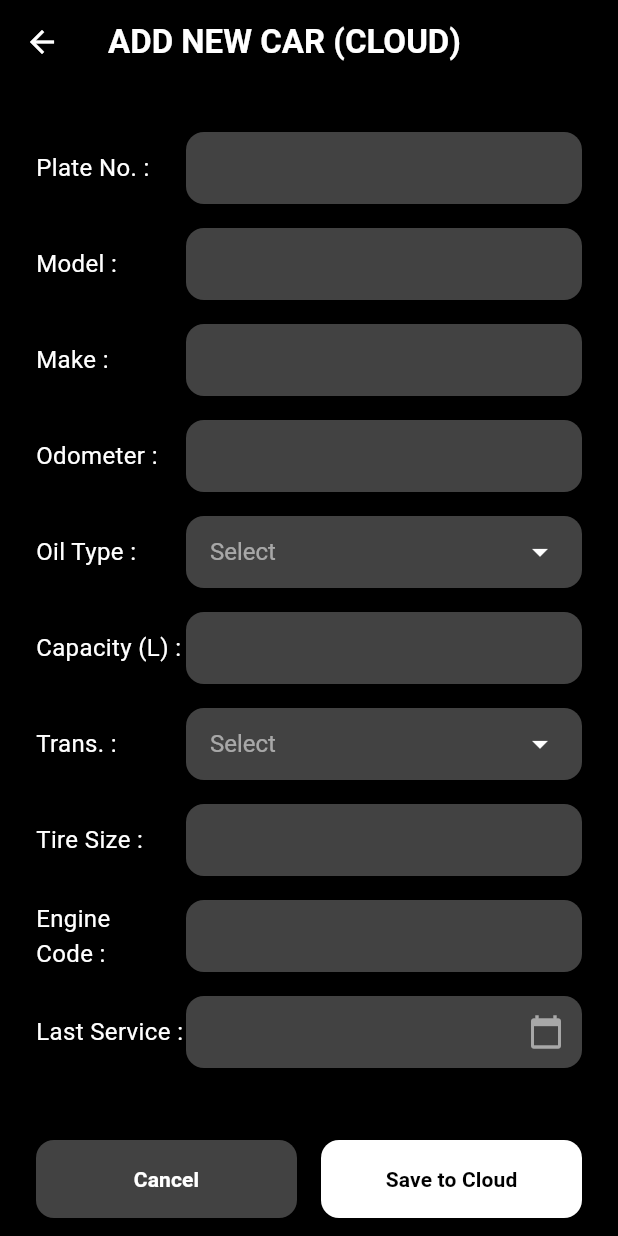
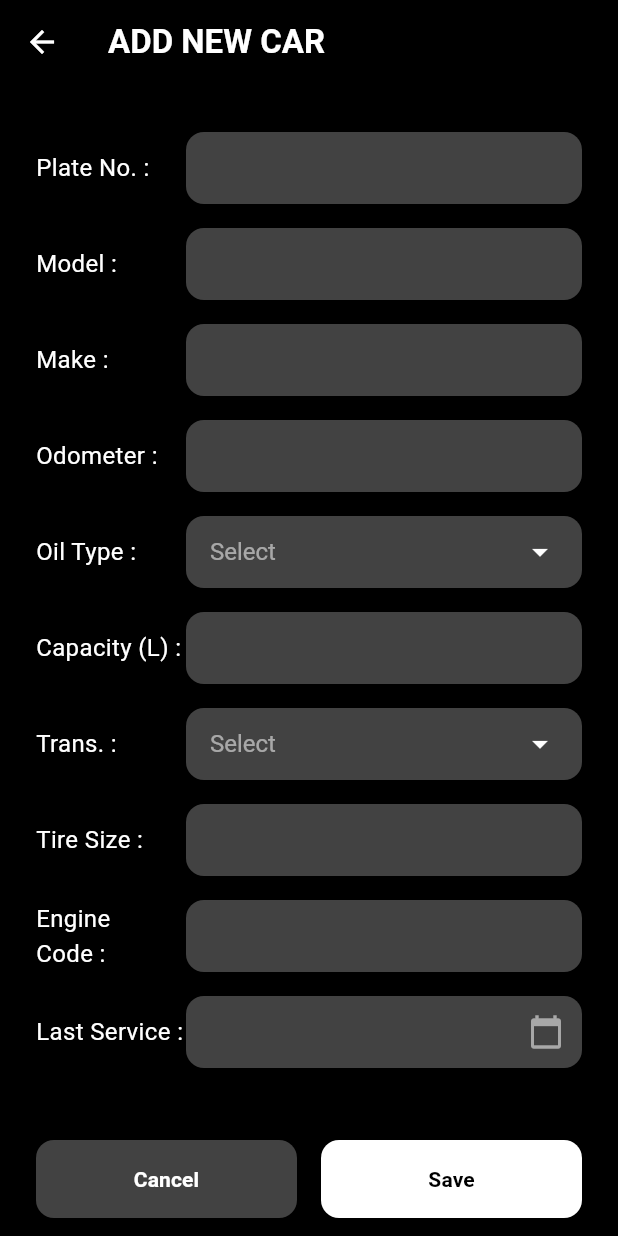
Before and after one commit to hadifnz/drive_buddy, a Flutter app: the AddNewCarScreen screen opened by its route, on a phone screen of 412 x 824 dp. Run offline on Flutter 3.47's test engine with Material 3 defaults, Android fonts, the phone set to English and light mode, and no system bars; our stand-ins replace cloud_firestore, firebase_auth, firebase_core, fl_chart, flutter_dotenv, flutter_map and 5 more; accounts and stored records are empty.

Commit message:
progress 16 januari

```diff
--- a/lib/screens/add_new_car_screen.dart
+++ b/lib/screens/add_new_car_screen.dart
@@ -1,10 +1,8 @@
-// lib/screens/add_new_car_screen.dart
-
 import 'package:cloud_firestore/cloud_firestore.dart';
 import 'package:firebase_auth/firebase_auth.dart';
 import 'package:flutter/material.dart';
 import 'package:intl/intl.dart';
-import 'package:drive_buddy/models/car_model.dart'; // We use the new model logic
+import 'package:drive_buddy/models/car_model.dart';
 
 class AddNewCarScreen extends StatefulWidget {
   const AddNewCarScreen({super.key});
@@ -24,11 +22,7 @@ class _AddNewCarScreenState extends State<AddNewCarScreen> {
   final _capacityController = TextEditingController();
 
   String? _selectedOilType;
-  final List<String> _oilTypes = [
-    'Mineral (5,000 km)',
-    'Semi-Synthetic (7,000 km)',
-    'Fully-Synthetic (10,000 km)',
-  ];
+  final List<String> _oilTypes = ['Mineral (5,000 km)', 'Semi-Synthetic (7,000 km)', 'Fully-Synthetic (10,000 km)'];
 
   String? _selectedTransmission;
   final List<String> _transmissionTypes = ['Auto (AT)', 'Manual (MT)', 'CVT'];
@@ -57,11 +51,7 @@ class _AddNewCarScreenState extends State<AddNewCarScreen> {
       builder: (context, child) {
         return Theme(
           data: Theme.of(context).copyWith(
-            colorScheme: const ColorScheme.dark(
-              primary: Colors.white,
-              onPrimary: Colors.black,
-              onSurface: Colors.white,
-            ),
+            colorScheme: const ColorScheme.dark(primary: Colors.white, onPrimary: Colors.black, onSurface: Colors.white),
           ),
           child: child!,
         );
@@ -76,11 +66,10 @@ class _AddNewCarScreenState extends State<AddNewCarScreen> {
 
   Future<void> _saveCar() async {
     final user = FirebaseAuth.instance.currentUser;
-    if (user == null) return; // Should not happen
+    if (user == null) return;
 
     setState(() => _isSaving = true);
 
-    // 1. Determine Oil Life
     double initialOilLife = 10000.0;
     if (_selectedOilType != null) {
       if (_selectedOilType!.contains('Mineral')) initialOilLife = 5000.0;
@@ -88,12 +77,9 @@ class _AddNewCarScreenState extends State<AddNewCarScreen> {
       if (_selectedOilType!.contains('Fully')) initialOilLife = 10000.0;
     }
 
-    // 2. Prepare Data Map (Using the new Model logic)
-    // Note: We generate a blank ID first, Firestore will assign a real one,
-    // or we can let Firestore generate it on .add()
     final newCar = Car(
-      id: '', // Temporary, Firestore handles this
-      ownerId: user.uid, // LINK TO USER
+      id: '',
+      ownerId: user.uid,
       plateNumber: _plateController.text,
       model: _modelController.text,
       brand: _makeController.text,
@@ -108,16 +94,12 @@ class _AddNewCarScreenState extends State<AddNewCarScreen> {
     );
 
     try {
-      // 3. Upload to Firestore
       await FirebaseFirestore.instance.collection('cars').add(newCar.toMap());
-
       if (mounted) {
-        Navigator.of(context).pop(); // Close screen on success
+        Navigator.of(context).pop();
       }
     } catch (e) {
-      ScaffoldMessenger.of(
-        context,
-      ).showSnackBar(SnackBar(content: Text("Error adding car: $e")));
+      ScaffoldMessenger.of(context).showSnackBar(SnackBar(content: Text("Error adding car: $e")));
     } finally {
       if (mounted) setState(() => _isSaving = false);
     }
@@ -128,60 +110,30 @@ class _AddNewCarScreenState extends State<AddNewCarScreen> {
     return Scaffold(
       backgroundColor: Colors.black,
       appBar: AppBar(
-        title: const Text(
-          'ADD NEW CAR (CLOUD)',
-          style: TextStyle(color: Colors.white, fontWeight: FontWeight.bold),
-        ),
+        title: const Text('ADD NEW CAR', style: TextStyle(color: Colors.white, fontWeight: FontWeight.bold)),
         backgroundColor: Colors.black,
         iconTheme: const IconThemeData(color: Colors.white),
       ),
-      body: SingleChildScrollView(
+      // --- SAFEAREA + SCROLLVIEW ---
+      body: SafeArea(
+        child: SingleChildScrollView(
+          physics: const BouncingScrollPhysics(),
           padding: const EdgeInsets.all(24.0),
           child: Column(
             children: [
               _buildTextField(controller: _plateController, label: 'Plate No.'),
               _buildTextField(controller: _modelController, label: 'Model'),
               _buildTextField(controller: _makeController, label: 'Make'),
-            _buildTextField(
-              controller: _odometerController,
-              label: 'Odometer',
-              keyboardType: TextInputType.number,
-            ),
+              _buildTextField(controller: _odometerController, label: 'Odometer', keyboardType: TextInputType.number),
 
-            _buildDropdown(
-              label: 'Oil Type',
-              value: _selectedOilType,
-              items: _oilTypes,
-              onChanged: (val) => setState(() => _selectedOilType = val),
-            ),
-            _buildTextField(
-              controller: _capacityController,
-              label: 'Capacity (L)',
-              keyboardType: const TextInputType.numberWithOptions(
-                decimal: true,
-              ),
-            ),
-            _buildDropdown(
-              label: 'Trans.',
-              value: _selectedTransmission,
-              items: _transmissionTypes,
-              onChanged: (val) => setState(() => _selectedTransmission = val),
-            ),
+              _buildDropdown(label: 'Oil Type', value: _selectedOilType, items: _oilTypes, onChanged: (val) => setState(() => _selectedOilType = val)),
+              _buildTextField(controller: _capacityController, label: 'Capacity (L)', keyboardType: const TextInputType.numberWithOptions(decimal: true)),
+              _buildDropdown(label: 'Trans.', value: _selectedTransmission, items: _transmissionTypes, onChanged: (val) => setState(() => _selectedTransmission = val)),
 
-            _buildTextField(
-              controller: _tireSizeController,
-              label: 'Tire Size',
-            ),
-            _buildTextField(
-              controller: _engineController,
-              label: 'Engine Code',
-            ),
+              _buildTextField(controller: _tireSizeController, label: 'Tire Size'),
+              _buildTextField(controller: _engineController, label: 'Engine Code'),
 
-            _buildDatePickerField(
-              controller: _lastServiceController,
-              label: 'Last Service',
-              context: context,
-            ),
+              _buildDatePickerField(controller: _lastServiceController, label: 'Last Service', context: context),
 
               const SizedBox(height: 40),
 
@@ -190,61 +142,64 @@ class _AddNewCarScreenState extends State<AddNewCarScreen> {
               else
                 Row(
                   children: [
-                  Expanded(
-                    child: _buildButton(
-                      text: 'Cancel',
-                      isPrimary: false,
-                      onPressed: () => Navigator.of(context).pop(),
-                    ),
-                  ),
+                    Expanded(child: _buildButton(text: 'Cancel', isPrimary: false, onPressed: () => Navigator.of(context).pop())),
                     const SizedBox(width: 16),
-                  Expanded(
-                    child: _buildButton(
-                      text: 'Save to Cloud',
-                      isPrimary: true,
-                      onPressed: _saveCar,
-                    ),
-                  ),
+                    Expanded(child: _buildButton(text: 'Save', isPrimary: true, onPressed: _saveCar)),
                   ],
                 ),
+              const SizedBox(height: 20),
             ],
+          ),
         ),
       ),
     );
   }
 
-  // --- Helper Widgets (Same as before) ---
-  Widget _buildTextField({
-    required TextEditingController controller,
-    required String label,
-    TextInputType keyboardType = TextInputType.text,
-  }) {
+  // --- Helper Widgets ---
+  Widget _buildTextField({required TextEditingController controller, required String label, TextInputType keyboardType = TextInputType.text}) {
     return Padding(
       padding: const EdgeInsets.symmetric(vertical: 8.0),
       child: Row(
         children: [
-          SizedBox(
-            width: 100,
-            child: Text(
-              '$label :',
+          SizedBox(width: 100, child: Text('$label :', style: const TextStyle(color: Colors.white, fontSize: 16))),
+          Expanded(child: TextField(controller: controller, keyboardType: keyboardType, style: const TextStyle(color: Colors.white), decoration: InputDecoration(filled: true, fillColor: Colors.grey.shade800, border: OutlineInputBorder(borderRadius: BorderRadius.circular(12), borderSide: BorderSide.none), contentPadding: const EdgeInsets.symmetric(horizontal: 16, vertical: 12)))),
+        ],
+      ),
+    );
+  }
+
+  Widget _buildDatePickerField({required TextEditingController controller, required String label, required BuildContext context}) {
+    return Padding(
+      padding: const EdgeInsets.symmetric(vertical: 8.0),
+      child: Row(
+        children: [
+          SizedBox(width: 100, child: Text('$label :', style: const TextStyle(color: Colors.white, fontSize: 16))),
+          Expanded(child: TextField(controller: controller, readOnly: true, onTap: () => _selectDate(context), style: const TextStyle(color: Colors.white), decoration: InputDecoration(filled: true, fillColor: Colors.grey.shade800, border: OutlineInputBorder(borderRadius: BorderRadius.circular(12), borderSide: BorderSide.none), contentPadding: const EdgeInsets.symmetric(horizontal: 16, vertical: 12), suffixIcon: const Icon(Icons.calendar_today, color: Colors.white54)))),
+        ],
+      ),
+    );
+  }
+
+  Widget _buildDropdown({required String label, required String? value, required List<String> items, required ValueChanged<String?> onChanged}) {
+    return Padding(
+      padding: const EdgeInsets.symmetric(vertical: 8.0),
+      child: Row(
+        children: [
+          SizedBox(width: 100, child: Text('$label :', style: const TextStyle(color: Colors.white, fontSize: 16))),
+          Expanded(
+            child: Container(
+              padding: const EdgeInsets.symmetric(horizontal: 16),
+              decoration: BoxDecoration(color: Colors.grey.shade800, borderRadius: BorderRadius.circular(12)),
+              child: DropdownButtonHideUnderline(
+                child: DropdownButton<String>(
+                  isExpanded: true, // <--- THIS PREVENTS HORIZONTAL OVERFLOW
+                  value: value,
+                  dropdownColor: Colors.grey.shade800,
+                  hint: const Text("Select", style: TextStyle(color: Colors.white54)),
+                  icon: const Icon(Icons.arrow_drop_down, color: Colors.white),
                   style: const TextStyle(color: Colors.white, fontSize: 16),
-            ),
-          ),
-          Expanded(
-            child: TextField(
-              controller: controller,
-              keyboardType: keyboardType,
-              style: const TextStyle(color: Colors.white),
-              decoration: InputDecoration(
-                filled: true,
-                fillColor: Colors.grey.shade800,
-                border: OutlineInputBorder(
-                  borderRadius: BorderRadius.circular(12),
-                  borderSide: BorderSide.none,
-                ),
-                contentPadding: const EdgeInsets.symmetric(
-                  horizontal: 16,
-                  vertical: 12,
+                  onChanged: onChanged,
+                  items: items.map((val) => DropdownMenuItem(value: val, child: Text(val, overflow: TextOverflow.ellipsis))).toList(),
                 ),
               ),
             ),
@@ -254,105 +209,7 @@ class _AddNewCarScreenState extends State<AddNewCarScreen> {
     );
   }
 
-  Widget _buildDatePickerField({
-    required TextEditingController controller,
-    required String label,
-    required BuildContext context,
-  }) {
-    return Padding(
-      padding: const EdgeInsets.symmetric(vertical: 8.0),
-      child: Row(
-        children: [
-          SizedBox(
-            width: 100,
-            child: Text(
-              '$label :',
-              style: const TextStyle(color: Colors.white, fontSize: 16),
-            ),
-          ),
-          Expanded(
-            child: TextField(
-              controller: controller,
-              readOnly: true,
-              onTap: () => _selectDate(context),
-              style: const TextStyle(color: Colors.white),
-              decoration: InputDecoration(
-                filled: true,
-                fillColor: Colors.grey.shade800,
-                border: OutlineInputBorder(
-                  borderRadius: BorderRadius.circular(12),
-                  borderSide: BorderSide.none,
-                ),
-                contentPadding: const EdgeInsets.symmetric(
-                  horizontal: 16,
-                  vertical: 12,
-                ),
-                suffixIcon: const Icon(
-                  Icons.calendar_today,
-                  color: Colors.white54,
-                ),
-              ),
-            ),
-          ),
-        ],
-      ),
-    );
-  }
-
-  Widget _buildDropdown({
-    required String label,
-    required String? value,
-    required List<String> items,
-    required ValueChanged<String?> onChanged,
-  }) {
-    return Padding(
-      padding: const EdgeInsets.symmetric(vertical: 8.0),
-      child: Row(
-        children: [
-          SizedBox(
-            width: 100,
-            child: Text(
-              '$label :',
-              style: const TextStyle(color: Colors.white, fontSize: 16),
-            ),
-          ),
-          Expanded(
-            child: Container(
-              padding: const EdgeInsets.symmetric(horizontal: 16),
-              decoration: BoxDecoration(
-                color: Colors.grey.shade800,
-                borderRadius: BorderRadius.circular(12),
-              ),
-              child: DropdownButtonHideUnderline(
-                child: DropdownButton<String>(
-                  value: value,
-                  dropdownColor: Colors.grey.shade800,
-                  hint: const Text(
-                    "Select",
-                    style: TextStyle(color: Colors.white54),
-                  ),
-                  icon: const Icon(Icons.arrow_drop_down, color: Colors.white),
-                  style: const TextStyle(color: Colors.white, fontSize: 16),
-                  onChanged: onChanged,
-                  items: items
-                      .map(
-                        (val) => DropdownMenuItem(value: val, child: Text(val)),
-                      )
-                      .toList(),
-                ),
-              ),
-            ),
-          ),
-        ],
-      ),
-    );
-  }
-
-  Widget _buildButton({
-    required String text,
-    required bool isPrimary,
-    required VoidCallback onPressed,
-  }) {
+  Widget _buildButton({required String text, required bool isPrimary, required VoidCallback onPressed}) {
     return ElevatedButton(
       onPressed: onPressed,
       style: ElevatedButton.styleFrom(
--- a/lib/screens/analysis_screen.dart
+++ b/lib/screens/analysis_screen.dart
@@ -1,5 +1,3 @@
-// lib/screens/analysis_screen.dart
-
 import 'package:cloud_firestore/cloud_firestore.dart';
 import 'package:fl_chart/fl_chart.dart';
 import 'package:flutter/material.dart';
@@ -110,53 +108,36 @@ class _AnalysisScreenState extends State<AnalysisScreen> {
   AnalysisData _processData(List<TripSession> trips) {
     final now = DateTime.now();
     List<TripSession> filteredTrips = [];
-    Map<int, int> chartMap = {}; // Index (Day 0-6 or Week 0-3) -> Warning Count
+    Map<int, int> chartMap = {};
 
-    // 1. Filter by Time View (Weekly vs Monthly)
     if (_selectedView == 'Weekly') {
-      // Last 7 Days
-      final startOfWeek = now.subtract(const Duration(days: 6)); // 6 days ago + today
+      final startOfWeek = now.subtract(const Duration(days: 6));
       filteredTrips = trips.where((t) => t.endTimestamp.isAfter(startOfWeek)).toList();
-
-      // Initialize Map (0 to 6)
       for (int i = 0; i < 7; i++) chartMap[i] = 0;
 
-      // Group Data
       for (var t in filteredTrips) {
         if (!_passTimeFilter(t)) continue;
-        // Calculate difference in days (0 = today, 6 = 6 days ago)
         final diff = now.difference(t.endTimestamp).inDays;
         if (diff >= 0 && diff < 7) {
-          // We want the chart to go Left(Oldest) -> Right(Newest)
-          // So index 0 should be 6 days ago. Index 6 is today.
           int chartIndex = 6 - diff;
           chartMap[chartIndex] = (chartMap[chartIndex] ?? 0) + t.harshBrakingCount + t.rapidAccelCount + t.sharpTurnCount;
         }
       }
-
     } else {
-      // Monthly (Last 28 Days -> 4 Weeks)
       final startOfMonth = now.subtract(const Duration(days: 28));
       filteredTrips = trips.where((t) => t.endTimestamp.isAfter(startOfMonth)).toList();
-
       for (int i = 0; i < 4; i++) chartMap[i] = 0;
 
       for (var t in filteredTrips) {
         if (!_passTimeFilter(t)) continue;
         final diff = now.difference(t.endTimestamp).inDays;
         if (diff >= 0 && diff < 28) {
-          // Week 0 (Oldest), Week 3 (Newest)
-          // diff 0-6 = Week 3 (This week)
-          // diff 7-13 = Week 2
-          // diff 14-20 = Week 1
-          // diff 21-27 = Week 0
           int weekIndex = 3 - (diff ~/ 7);
           chartMap[weekIndex] = (chartMap[weekIndex] ?? 0) + t.harshBrakingCount + t.rapidAccelCount + t.sharpTurnCount;
         }
       }
     }
 
-    // 2. Calculate Totals for Bottom Cards
     double dist = 0;
     int brakes = 0;
     int accel = 0;
@@ -176,7 +157,6 @@ class _AnalysisScreenState extends State<AnalysisScreen> {
   bool _passTimeFilter(TripSession t) {
     if (_timeFilter == 'All') return true;
     final hour = t.endTimestamp.hour;
-    // Day = 6am to 7pm (19:00). Night = 7pm to 6am.
     bool isDay = hour >= 6 && hour < 19;
     if (_timeFilter == 'Day (Sunny)' && isDay) return true;
     if (_timeFilter == 'Night' && !isDay) return true;
@@ -189,7 +169,6 @@ class _AnalysisScreenState extends State<AnalysisScreen> {
     return Row(
       mainAxisAlignment: MainAxisAlignment.spaceBetween,
       children: [
-        // Weekly/Monthly Toggle
         Container(
           decoration: BoxDecoration(color: Colors.grey.shade900, borderRadius: BorderRadius.circular(10)),
           child: Row(
@@ -199,7 +178,6 @@ class _AnalysisScreenState extends State<AnalysisScreen> {
             ],
           ),
         ),
-        // Day/Night Dropdown
         Container(
           padding: const EdgeInsets.symmetric(horizontal: 12),
           decoration: BoxDecoration(color: Colors.grey.shade900, borderRadius: BorderRadius.circular(10)),
@@ -234,19 +212,16 @@ class _AnalysisScreenState extends State<AnalysisScreen> {
     return FlTitlesData(
       leftTitles: const AxisTitles(sideTitles: SideTitles(showTitles: false)),
       topTitles: const AxisTitles(sideTitles: SideTitles(showTitles: false)),
-      rightTitles: const AxisTitles(sideTitles: SideTitles(showTitles: false)), // Remove right numbers
+      rightTitles: const AxisTitles(sideTitles: SideTitles(showTitles: false)),
       bottomTitles: AxisTitles(
         sideTitles: SideTitles(
           showTitles: true,
           getTitlesWidget: (value, meta) {
-            // Label Logic
             String text = '';
             if (_selectedView == 'Weekly') {
-              // value 0 is 6 days ago, value 6 is Today
               DateTime date = DateTime.now().subtract(Duration(days: 6 - value.toInt()));
-              text = DateFormat('E').format(date); // Mon, Tue...
+              text = DateFormat('E').format(date);
             } else {
-               // Monthly: Week 1, 2, 3, 4
                text = "W${value.toInt() + 1}";
             }
             return Padding(
@@ -265,7 +240,6 @@ class _AnalysisScreenState extends State<AnalysisScreen> {
 
     for (int i = 0; i < maxIndex; i++) {
       int count = data.chartMap[i] ?? 0;
-      // Determine color based on severity
       Color barColor = Colors.green;
       if (count > 2) barColor = Colors.orange;
       if (count > 5) barColor = Colors.red;
@@ -279,7 +253,7 @@ class _AnalysisScreenState extends State<AnalysisScreen> {
               color: barColor,
               width: _selectedView == 'Weekly' ? 16 : 24,
               borderRadius: BorderRadius.circular(4),
-              backDrawRodData: BackgroundBarChartRodData(show: true, toY: 10, color: Colors.white10), // Max height bg
+              backDrawRodData: BackgroundBarChartRodData(show: true, toY: 10, color: Colors.white10),
             ),
           ],
         ),
@@ -288,9 +262,11 @@ class _AnalysisScreenState extends State<AnalysisScreen> {
     return bars;
   }
 
+  // --- FIXED SUMMARY CARD TO PREVENT OVERFLOW ---
   Widget _buildSummaryCard({required String title, required String value, required IconData icon, required Color color}) {
     return Container(
-      padding: const EdgeInsets.all(16),
+      // Reduced padding from 16 to 12 to fit small screens
+      padding: const EdgeInsets.all(12),
       decoration: BoxDecoration(color: Colors.grey.shade900, borderRadius: BorderRadius.circular(12)),
       child: Row(
         children: [
@@ -299,13 +275,25 @@ class _AnalysisScreenState extends State<AnalysisScreen> {
             decoration: BoxDecoration(color: color.withOpacity(0.2), shape: BoxShape.circle),
             child: Icon(icon, color: color, size: 24),
           ),
-          const SizedBox(width: 16),
-          Column(
-            crossAxisAlignment: CrossAxisAlignment.start,
-            children: [
-              Text(value, style: const TextStyle(color: Colors.white, fontSize: 20, fontWeight: FontWeight.bold)),
-              Text(title, style: const TextStyle(color: Colors.white54, fontSize: 12)),
-            ],
+          // Reduced width from 16 to 12
+          const SizedBox(width: 12),
+          // Wrapped in Expanded so text doesn't push out of bounds
+          Expanded(
+            child: Column(
+              crossAxisAlignment: CrossAxisAlignment.start,
+              children: [
+                Text(
+                  value,
+                  style: const TextStyle(color: Colors.white, fontSize: 20, fontWeight: FontWeight.bold),
+                  overflow: TextOverflow.ellipsis, // Add ellipsis if number is too huge
+                ),
+                Text(
+                  title,
+                  style: const TextStyle(color: Colors.white54, fontSize: 12),
+                  overflow: TextOverflow.ellipsis,
+                ),
+              ],
+            ),
           ),
         ],
       ),
@@ -313,7 +301,6 @@ class _AnalysisScreenState extends State<AnalysisScreen> {
   }
 }
 
-// Helper Class to hold processed data
 class AnalysisData {
   final Map<int, int> chartMap;
   final double totalDistance;
```
Lines whose indentation alone changed are shown as unchanged.
